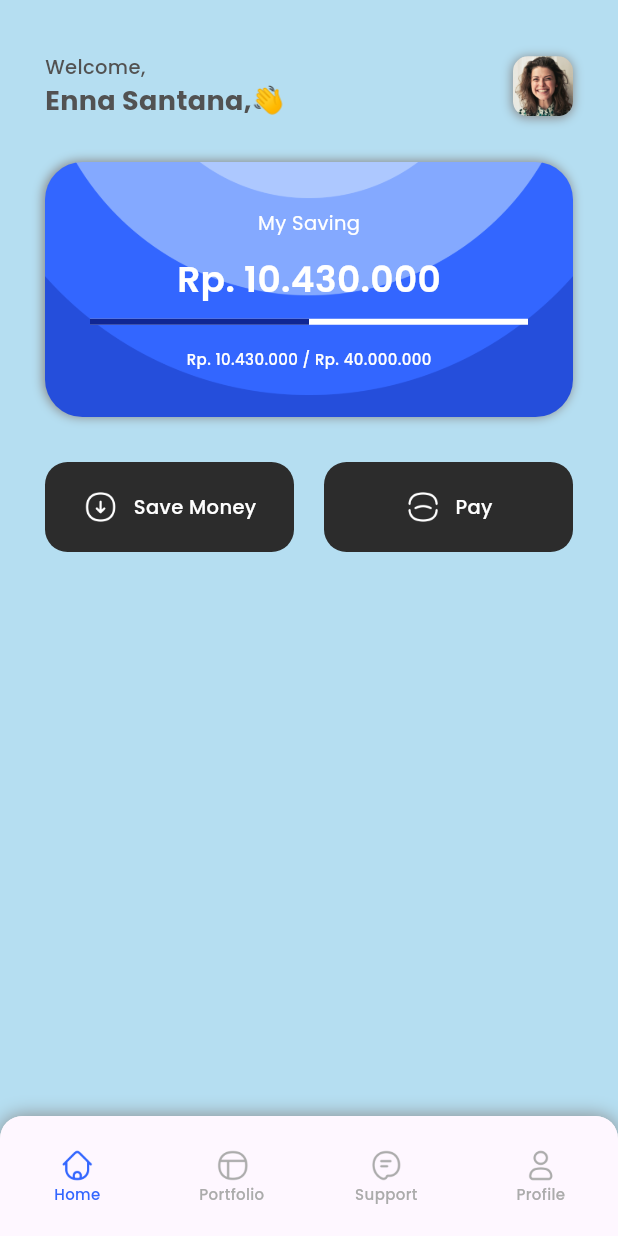
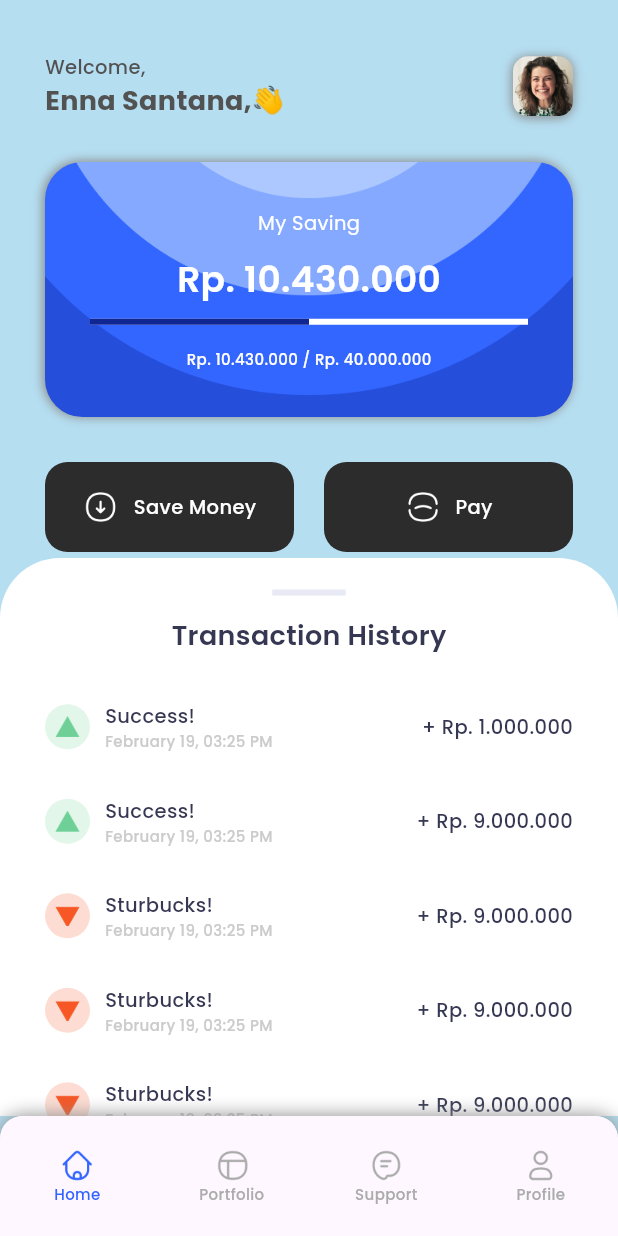
Before and after one commit to PrayogaBoedihartoyo/saving-app, a Flutter app: the MainPage screen opened by its route, on a phone screen of 412 x 824 dp. Run offline on Flutter 3.47's test engine with Material 3 defaults, Android fonts, the phone set to English and light mode, and no system bars; drawn by our look-alikes of percent_indicator; our stand-ins replace google_fonts.

Commit message:
Initial Commit

```diff
--- a/lib/pages/home/home_page.dart
+++ b/lib/pages/home/home_page.dart
@@ -8,7 +8,7 @@ class HomePage extends StatelessWidget {
 
   @override
   Widget build(BuildContext context) {
-    Widget _transactionButton(String icon, String text) {
+    Widget transactionButton(String icon, String text) {
       return Expanded(
         child: Container(
           constraints: const BoxConstraints.expand(
@@ -39,6 +39,52 @@ class HomePage extends StatelessWidget {
               ),
             ],
           ),
+        ),
+      );
+    }
+
+    Widget _transactionList(
+        Color bgColor, String icon, String title, String sub, String amount) {
+      return Padding(
+        padding: const EdgeInsets.only(bottom: 30),
+        child: Row(
+          children: [
+            SizedBox(
+                height: 30,
+                width: 30,
+                child: CircleAvatar(
+                  backgroundColor: bgColor,
+                  child: Image(
+                    image: AssetImage(icon),
+                    height: 14,
+                  ),
+                )),
+            const SizedBox(width: 10),
+            Column(
+              crossAxisAlignment: CrossAxisAlignment.start,
+              children: [
+                Text(
+                  title,
+                  style: kBody1.copyWith(
+                    color: kLuckyBlue,
+                  ),
+                ),
+                Text(
+                  sub,
+                  style: kCaption.copyWith(
+                    color: kLightGray,
+                  ),
+                ),
+              ],
+            ),
+            const Spacer(),
+            Text(
+              amount,
+              style: kBody1.copyWith(
+                color: kLuckyBlue,
+              ),
+            ),
+          ],
         ),
       );
     }
@@ -159,14 +205,14 @@ class HomePage extends StatelessWidget {
                   const SizedBox(height: 30),
                   Row(
                     children: [
-                      _transactionButton(
+                      transactionButton(
                         'assets/icons/save.png',
                         'Save Money',
                       ),
                       const SizedBox(
                         width: 20,
                       ),
-                      _transactionButton(
+                      transactionButton(
                         'assets/icons/pay.png',
                         'Pay',
                       ),
@@ -174,6 +220,99 @@ class HomePage extends StatelessWidget {
                   )
                 ],
               )),
+          Container(
+            child:
+                DraggableScrollableSheet(builder: (context, scrollController) {
+              return Container(
+                  padding: const EdgeInsets.only(left: 30, right: 30, top: 21),
+                  decoration: const BoxDecoration(
+                    color: kWhite,
+                    borderRadius: BorderRadius.vertical(
+                      top: Radius.circular(40),
+                    ),
+                  ),
+                  child: Stack(
+                    children: [
+                      Container(
+                        margin: const EdgeInsets.only(top: 14 + 4),
+                        child: SingleChildScrollView(
+                          controller: scrollController,
+                          child: Column(
+                            children: [
+                              Center(
+                                child: Text(
+                                  'Transaction History',
+                                  style: kHeading6.copyWith(
+                                    color: kLuckyBlue,
+                                    fontWeight: FontWeight.w600,
+                                  ),
+                                ),
+                              ),
+                              const SizedBox(height: 31),
+                              _transactionList(
+                                  kTreeGreen.withOpacity(0.2),
+                                  'assets/icons/triangle-up.png',
+                                  'Success!',
+                                  'February 19, 03:25 PM',
+                                  '+ Rp. 1.000.000'),
+                              _transactionList(
+                                  kTreeGreen.withOpacity(0.2),
+                                  'assets/icons/triangle-up.png',
+                                  'Success!',
+                                  'February 19, 03:25 PM',
+                                  '+ Rp. 9.000.000'),
+                              _transactionList(
+                                  kOrange.withOpacity(0.2),
+                                  'assets/icons/triangle-down.png',
+                                  'Sturbucks!',
+                                  'February 19, 03:25 PM',
+                                  '+ Rp. 9.000.000'),
+                              _transactionList(
+                                  kOrange.withOpacity(0.2),
+                                  'assets/icons/triangle-down.png',
+                                  'Sturbucks!',
+                                  'February 19, 03:25 PM',
+                                  '+ Rp. 9.000.000'),
+                              _transactionList(
+                                  kOrange.withOpacity(0.2),
+                                  'assets/icons/triangle-down.png',
+                                  'Sturbucks!',
+                                  'February 19, 03:25 PM',
+                                  '+ Rp. 9.000.000'),
+                              _transactionList(
+                                  kOrange.withOpacity(0.2),
+                                  'assets/icons/triangle-down.png',
+                                  'Sturbucks!',
+                                  'February 19, 03:25 PM',
+                                  '+ Rp. 9.000.000'),
+                              _transactionList(
+                                  kOrange.withOpacity(0.2),
+                                  'assets/icons/triangle-down.png',
+                                  'Sturbucks!',
+                                  'February 19, 03:25 PM',
+                                  '+ Rp. 9.000.000'),
+                              _transactionList(
+                                  kTreeGreen.withOpacity(0.2),
+                                  'assets/icons/triangle-up.png',
+                                  'Success!',
+                                  'February 19, 03:25 PM',
+                                  '+ Rp. 9.000.000'),
+                            ],
+                          ),
+                        ),
+                      ),
+                      Align(
+                        alignment: Alignment.topCenter,
+                        child: Container(
+                          height: 4,
+                          width: 49,
+                          color: kEgyptianBlue.withOpacity(0.1),
+                        ),
+                      )
+                    ],
+                  ));
+            }),
+          ),
         ],
       ),
     ));
--- a/pubspec.yaml
+++ b/pubspec.yaml
@@ -36,7 +36,7 @@ dependencies:
   # Use with the CupertinoIcons class for iOS style icons.
   cupertino_icons: ^1.0.2
   google_fonts: ^6.1.0
-  percent_indicator: ^3.4.0
+  percent_indicator: ^4.2.3
 
 dev_dependencies:
   flutter_test:
```
Also changed, not shown: pubspec.lock.
